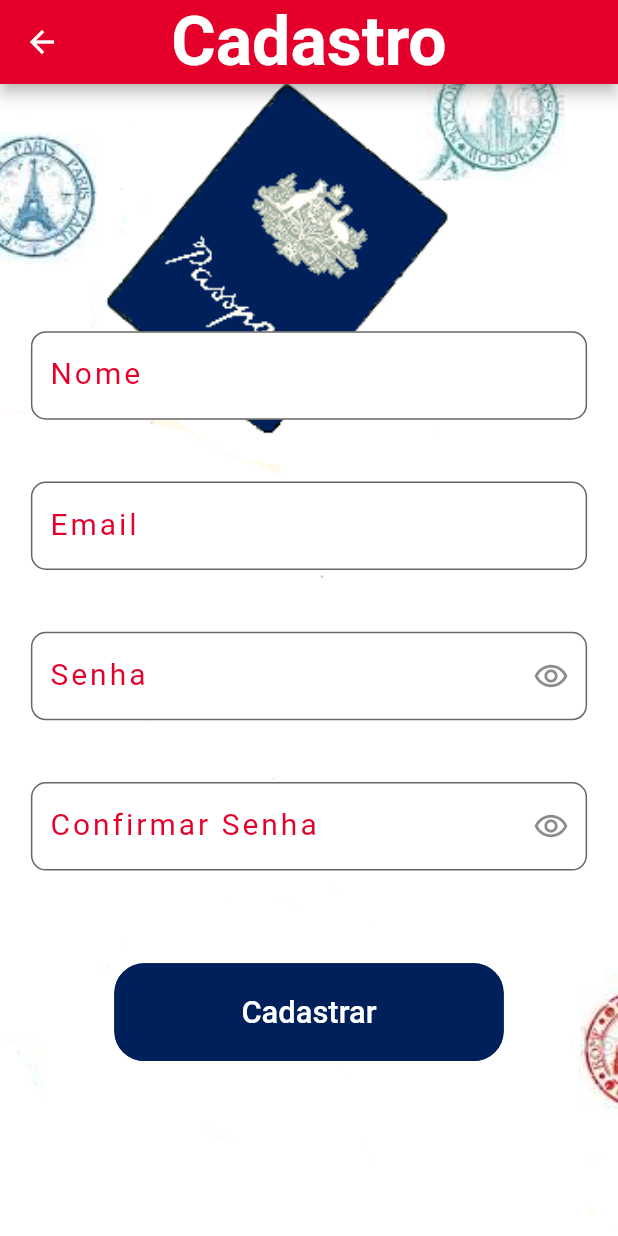
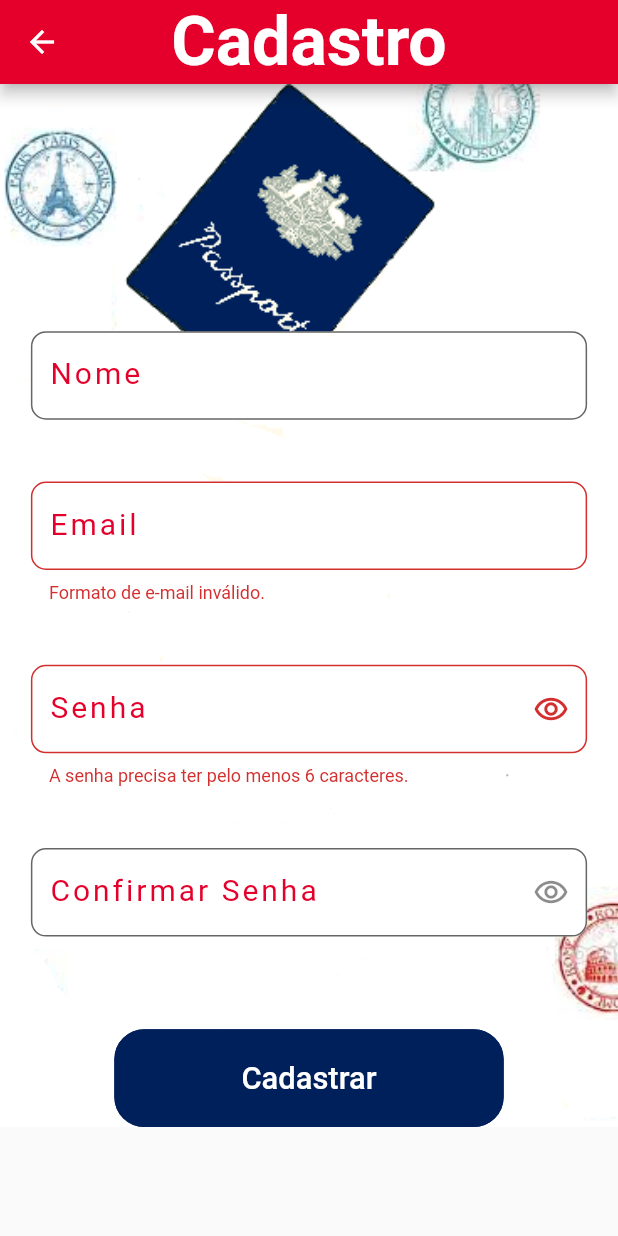
Before and after one commit to BrenoFischer/Travelog, a Flutter app: the SignUpScreen screen opened directly, after a tap on "Cadastrar", on a phone screen of 412 x 824 dp. Run offline on Flutter 3.47's test engine with Material 2 defaults, Android fonts, the phone set to English and light mode, and no system bars; our stand-ins replace firebase_auth, firebase_core, get, google_fonts, google_maps_flutter; accounts and stored records are empty; Roboto replaces fonts that are missing (Sansita).

```diff
--- /dev/null
+++ b/lib/auth_binding.dart
@@ -0,0 +1,9 @@
+import 'package:get/get.dart';
+import 'package:travelog/auth_controller.dart';
+
+class AuthBinding extends Bindings {
+  @override
+  void dependencies() {
+    Get.lazyPut<AuthController>(() => AuthController());
+  }
+}
--- a/lib/screens/sign_up.dart
+++ b/lib/screens/sign_up.dart
@@ -1,55 +1,64 @@
 import 'package:flutter/material.dart';
+import 'package:get/get.dart';
+import 'package:travelog/auth_controller.dart';
 import 'package:travelog/components/my_app_bar.dart';
 import 'package:travelog/components/text_form_field.dart';
 import 'package:travelog/components/round_button.dart';
 import 'package:travelog/ui/size_styling.dart';
 
-class SignUpScreen extends StatefulWidget {
-  SignUpScreen({Key key}) : super(key: key);
-
-  @override
-  _SignUpScreenState createState() => _SignUpScreenState();
-}
-
-class _SignUpScreenState extends State<SignUpScreen> {
+class SignUpScreen extends GetWidget<AuthController> {
   final _controllerName = TextEditingController();
   final _controllerEmail = TextEditingController();
   final _controllerPass = TextEditingController();
   final _controllerConfirmPass = TextEditingController();
-
-  String name = "";
-  String email = "";
-  String pass = "";
-  String confirmPass = "";
+  final GlobalKey<FormState> _signUpFormKey = GlobalKey<FormState>();
 
   void handleSubmit() {
-    setState(() {
-      name = _controllerName.text;
-      email = _controllerEmail.text;
-      pass = _controllerPass.text;
-      confirmPass = _controllerConfirmPass.text;
-    });
+    if (_signUpFormKey.currentState.validate()) {
+      controller.signUp(
+        _controllerEmail.text,
+        _controllerPass.text,
+        _controllerName.text,
+      );
+    }
+  }
+
+  String emailValidator(String value) {
+    Pattern pattern =
+        r'^(([^<>()[\]\\.,;:\s@\"]+(\.[^<>()[\]\\.,;:\s@\"]+)*)|(\".+\"))@((\[[0-9]{1,3}\.[0-9]{1,3}\.[0-9]{1,3}\.[0-9]{1,3}\])|(([a-zA-Z\-0-9]+\.)+[a-zA-Z]{2,}))$';
+    RegExp regex = new RegExp(pattern);
+    if (!regex.hasMatch(value)) {
+      return 'Formato de e-mail inválido.';
+    } else {
+      return null;
+    }
+  }
+
+  String passValidator(String value) {
+    if (value.length < 6) {
+      return 'A senha precisa ter pelo menos 6 caracteres.';
+    } else {
+      if (value != _controllerConfirmPass.text) {
+        return 'As senhas precisam ser iguais.';
+      } else {
+        return null;
+      }
+    }
+  }
+
+  String passValidatorMatch(String value) {
+    if (value != _controllerPass.text) {
+      return 'As senhas precisam ser iguais.';
+    } else {
+      return null;
+    }
   }
 
   @override
   Widget build(BuildContext context) {
     Size size = MediaQuery.of(context).size;
-    return Scaffold(
-      resizeToAvoidBottomInset: true,
-      appBar: MyAppBar(
-        title: "Cadastro",
-      ),
-      body: Container(
-        decoration: BoxDecoration(
-          image: DecorationImage(
-            image: AssetImage("assets/images/passaport.png"),
-            fit: BoxFit.cover,
-          ),
-        ),
-        child: ListView(
-          children: [
-            Container(
-              margin: EdgeInsets.only(top: AppStyles.bigPadding),
+
+    Widget textFieldsContainer = Container(
       child: Column(
         children: [
           MyTextFormField(
@@ -65,6 +74,7 @@ class _SignUpScreenState extends State<SignUpScreen> {
               size: size,
               label: "Email",
               type: "email",
+              validator: emailValidator,
             ),
           ),
           Container(
@@ -76,6 +86,7 @@ class _SignUpScreenState extends State<SignUpScreen> {
               size: size,
               label: "Senha",
               type: "pass",
+              validator: passValidator,
             ),
           ),
           Container(
@@ -87,9 +98,15 @@ class _SignUpScreenState extends State<SignUpScreen> {
               controller: _controllerConfirmPass,
               size: size,
               label: "Confirmar Senha",
-                        type: "pass"),
+              type: "pass",
+              validator: passValidatorMatch,
             ),
-                  Row(
+          ),
+        ],
+      ),
+    );
+
+    Widget buttonContainer = Row(
       mainAxisAlignment: MainAxisAlignment.spaceEvenly,
       children: <Widget>[
         Container(
@@ -103,11 +120,33 @@ class _SignUpScreenState extends State<SignUpScreen> {
           ),
         ),
       ],
+    );
+
+    return Scaffold(
+      resizeToAvoidBottomInset: true,
+      appBar: MyAppBar(
+        title: "Cadastro",
       ),
+      body: Container(
+        decoration: BoxDecoration(
+          image: DecorationImage(
+            image: AssetImage("assets/images/passaport.png"),
+            fit: BoxFit.cover,
+          ),
+        ),
+        child: SingleChildScrollView(
+          child: Form(
+            key: _signUpFormKey,
+            child: Container(
+              margin: EdgeInsets.only(top: AppStyles.bigPadding),
+              child: Column(
+                children: [
+                  textFieldsContainer,
+                  buttonContainer,
                 ],
               ),
             ),
-          ],
+          ),
         ),
       ),
     );
--- a/pubspec.yaml
+++ b/pubspec.yaml
@@ -26,6 +26,7 @@ dependencies:
   firebase_core: "0.5.0+1"
   firebase_auth: "^0.18.1+2"
 
+  get:
   provider: ^4.3.2+1
 
 
```
Also changed, not shown: lib/auth_controller.dart (added, +55 -0 lines), lib/authentication_service.dart (deleted, +0 -39 lines), lib/main.dart (+7 -29 lines), lib/root.dart (added, +16 -0 lines), lib/screens/login.dart (+13 -34 lines), lib/screens/profile.dart (+14 -1 lines), pubspec.lock. Lines whose indentation alone changed are shown as unchanged.
